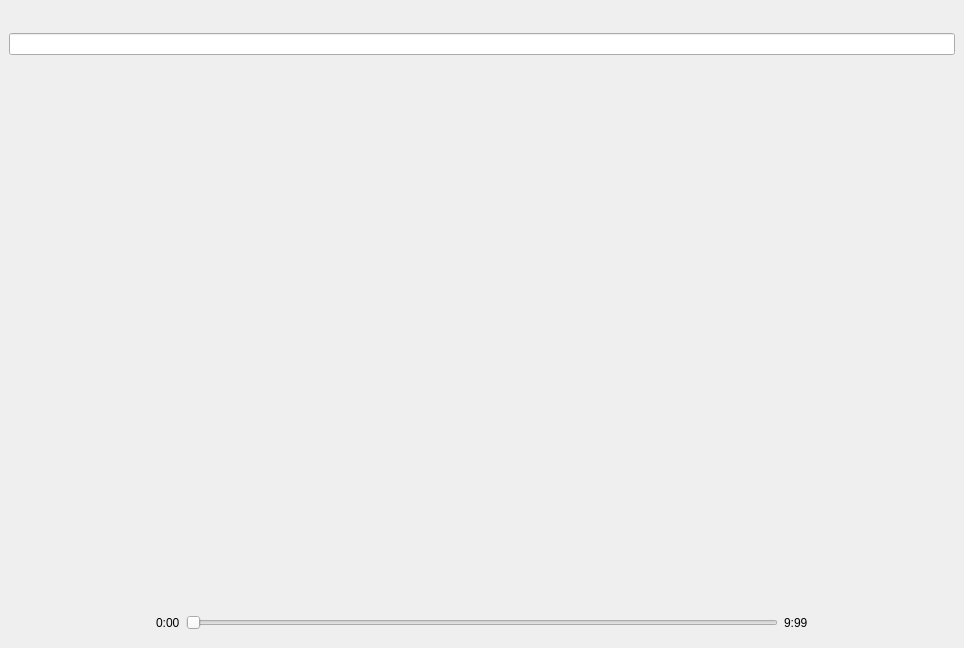
This is mainwindow.ui in Modolet/1Music as Qt 5 draws it before an edit. The edited form follows.
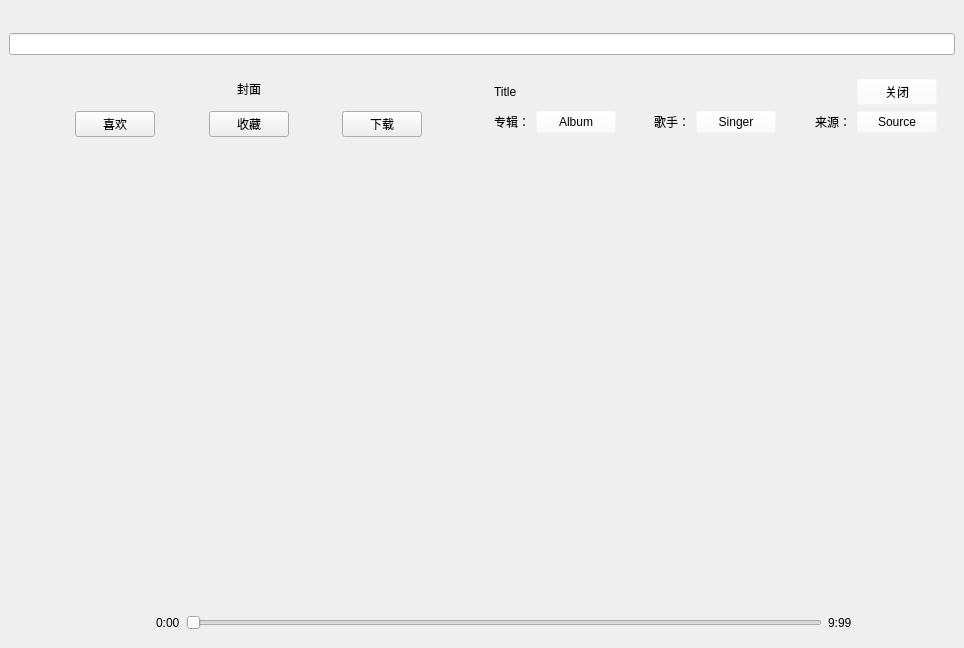
This is the edited form. The open tabs and pages were chosen to show the change. Icons and pictures are not drawn. Custom widgets are drawn as their Qt base class.

Diff of the .ui file:
```diff
--- a/mainwindow.ui
+++ b/mainwindow.ui
@@ -401,12 +401,290 @@
         </item>
        </layout>
       </widget>
-      <widget class="QWidget" name="page_song"/>
+      <widget class="QWidget" name="page_song">
+       <layout class="QHBoxLayout" name="horizontalLayout_10" stretch="1,1">
+        <item>
+         <widget class="QWidget" name="widget_SongLeft" native="true">
+          <layout class="QVBoxLayout" name="verticalLayout_9">
+           <item>
+            <layout class="QHBoxLayout" name="horizontalLayout_11">
+             <item>
+              <spacer name="horizontalSpacer_8">
+               <property name="orientation">
+                <enum>Qt::Horizontal</enum>
+               </property>
+               <property name="sizeHint" stdset="0">
+                <size>
+                 <width>40</width>
+                 <height>20</height>
+                </size>
+               </property>
+              </spacer>
+             </item>
+             <item>
+              <widget class="QLabel" name="label_SongLeftImage">
+               <property name="text">
+                <string>封面</string>
+               </property>
+              </widget>
+             </item>
+             <item>
+              <spacer name="horizontalSpacer_9">
+               <property name="orientation">
+                <enum>Qt::Horizontal</enum>
+               </property>
+               <property name="sizeHint" stdset="0">
+                <size>
+                 <width>40</width>
+                 <height>20</height>
+                </size>
+               </property>
+              </spacer>
+             </item>
+            </layout>
+           </item>
+           <item>
+            <widget class="QFrame" name="frame_SongLeft">
+             <property name="frameShape">
+              <enum>QFrame::StyledPanel</enum>
+             </property>
+             <property name="frameShadow">
+              <enum>QFrame::Raised</enum>
+             </property>
+            </widget>
+           </item>
+           <item>
+            <layout class="QHBoxLayout" name="horizontalLayout_12">
+             <item>
+              <spacer name="horizontalSpacer_6">
+               <property name="orientation">
+                <enum>Qt::Horizontal</enum>
+               </property>
+               <property name="sizeHint" stdset="0">
+                <size>
+                 <width>40</width>
+                 <height>20</height>
+                </size>
+               </property>
+              </spacer>
+             </item>
+             <item>
+              <widget class="QPushButton" name="pushButton_SongLeftLove">
+               <property name="text">
+                <string>喜欢</string>
+               </property>
+              </widget>
+             </item>
+             <item>
+              <spacer name="horizontalSpacer_13">
+               <property name="orientation">
+                <enum>Qt::Horizontal</enum>
+               </property>
+               <property name="sizeHint" stdset="0">
+                <size>
+                 <width>40</width>
+                 <height>20</height>
+                </size>
+               </property>
+              </spacer>
+             </item>
+             <item>
+              <widget class="QPushButton" name="pushButton_SongLeftStar">
+               <property name="text">
+                <string>收藏</string>
+               </property>
+              </widget>
+             </item>
+             <item>
+              <spacer name="horizontalSpacer_14">
+               <property name="orientation">
+                <enum>Qt::Horizontal</enum>
+               </property>
+               <property name="sizeHint" stdset="0">
+                <size>
+                 <width>40</width>
+                 <height>20</height>
+                </size>
+               </property>
+              </spacer>
+             </item>
+             <item>
+              <widget class="QPushButton" name="pushButton_SongLeftDownload">
+               <property name="text">
+                <string>下载</string>
+               </property>
+              </widget>
+             </item>
+             <item>
+              <spacer name="horizontalSpacer_7">
+               <property name="orientation">
+                <enum>Qt::Horizontal</enum>
+               </property>
+               <property name="sizeHint" stdset="0">
+                <size>
+                 <width>40</width>
+                 <height>20</height>
+                </size>
+               </property>
+              </spacer>
+             </item>
+            </layout>
+           </item>
+           <item>
+            <spacer name="verticalSpacer_2">
+             <property name="orientation">
+              <enum>Qt::Vertical</enum>
+             </property>
+             <property name="sizeHint" stdset="0">
+              <size>
+               <width>20</width>
+               <height>462</height>
+              </size>
+             </property>
+            </spacer>
+           </item>
+          </layout>
+         </widget>
+        </item>
+        <item>
+         <widget class="QWidget" name="widget_SongRight" native="true">
+          <layout class="QGridLayout" name="gridLayout_2">
+           <item row="0" column="0">
+            <layout class="QVBoxLayout" name="verticalLayout_10" stretch="0,0,1">
+             <item>
+              <layout class="QHBoxLayout" name="horizontalLayout_13">
+               <item>
+                <widget class="QLabel" name="label_SongRightTitle">
+                 <property name="text">
+                  <string>Title</string>
+                 </property>
+                </widget>
+               </item>
+               <item>
+                <spacer name="horizontalSpacer_10">
+                 <property name="orientation">
+                  <enum>Qt::Horizontal</enum>
+                 </property>
+                 <property name="sizeHint" stdset="0">
+                  <size>
+                   <width>40</width>
+                   <height>20</height>
+                  </size>
+                 </property>
+                </spacer>
+               </item>
+               <item>
+                <widget class="QPushButton" name="pushButton_SongRightClose">
+                 <property name="styleSheet">
+                  <string notr="true">background-color: rgba(255, 255, 255, 0);
+border-color: rgba(255, 255, 255, 0);</string>
+                 </property>
+                 <property name="text">
+                  <string>关闭</string>
+                 </property>
+                </widget>
+               </item>
+              </layout>
+             </item>
+             <item>
+              <layout class="QHBoxLayout" name="horizontalLayout_14">
+               <item>
+                <widget class="QLabel" name="label_6">
+                 <property name="text">
+                  <string>专辑：</string>
+                 </property>
+                </widget>
+               </item>
+               <item>
+                <widget class="QPushButton" name="pushButton_SongRightAlbum">
+                 <property name="styleSheet">
+                  <string notr="true">background-color: rgba(255, 255, 255, 0);
+border-color: rgba(255, 255, 255, 0);</string>
+                 </property>
+                 <property name="text">
+                  <string>Album</string>
+                 </property>
+                </widget>
+               </item>
+               <item>
+                <spacer name="horizontalSpacer_12">
+                 <property name="orientation">
+                  <enum>Qt::Horizontal</enum>
+                 </property>
+                 <property name="sizeHint" stdset="0">
+                  <size>
+                   <width>40</width>
+                   <height>20</height>
+                  </size>
+                 </property>
+                </spacer>
+               </item>
+               <item>
+                <widget class="QLabel" name="label_7">
+                 <property name="text">
+                  <string>歌手：</string>
+                 </property>
+                </widget>
+               </item>
+               <item>
+                <widget class="QPushButton" name="pushButton_SongRightSinger">
+                 <property name="styleSheet">
+                  <string notr="true">background-color: rgba(255, 255, 255, 0);
+border-color: rgba(255, 255, 255, 0);</string>
+                 </property>
+                 <property name="text">
+                  <string>Singer</string>
+                 </property>
+                </widget>
+               </item>
+               <item>
+                <spacer name="horizontalSpacer_11">
+                 <property name="orientation">
+                  <enum>Qt::Horizontal</enum>
+                 </property>
+                 <property name="sizeHint" stdset="0">
+                  <size>
+                   <width>40</width>
+                   <height>20</height>
+                  </size>
+                 </property>
+                </spacer>
+               </item>
+               <item>
+                <widget class="QLabel" name="label_8">
+                 <property name="text">
+                  <string>来源：</string>
+                 </property>
+                </widget>
+               </item>
+               <item>
+                <widget class="QPushButton" name="pushButton_SongRightSource">
+                 <property name="styleSheet">
+                  <string notr="true">background-color: rgba(255, 255, 255, 0);
+border-color: rgba(255, 255, 255, 0);</string>
+                 </property>
+                 <property name="text">
+                  <string>Source</string>
+                 </property>
+                </widget>
+               </item>
+              </layout>
+             </item>
+             <item>
+              <widget class="QWidget" name="widget_Lyrics" native="true"/>
+             </item>
+            </layout>
+           </item>
+          </layout>
+         </widget>
+        </item>
+       </layout>
+      </widget>
      </widget>
     </item>
     <item>
      <widget class="QWidget" name="widget_Bottom" native="true">
-      <layout class="QHBoxLayout" name="horizontalLayout" stretch="0,0,0,0,0,0,0,0,1,0,0,0,0,0,0,0,0">
+      <layout class="QHBoxLayout" name="horizontalLayout" stretch="0,0,0,0,0,0,0,0,1,0,0,0,0,0,0">
        <item>
         <widget class="QFrame" name="frame_0">
          <property name="frameShape">
@@ -609,37 +887,6 @@
          </property>
         </widget>
        </item>
-       <item>
-        <widget class="QPushButton" name="pushButton_CurrentList">
-         <property name="styleSheet">
-          <string notr="true">border:0px solid gray;
-background-color: rgba(255, 255, 255, 0);</string>
-         </property>
-         <property name="text">
-          <string/>
-         </property>
-         <property name="icon">
-          <iconset resource="image.qrc">
-           <normaloff>:/icon/ICONS/表单.svg</normaloff>:/icon/ICONS/表单.svg</iconset>
-         </property>
-         <property name="iconSize">
-          <size>
-           <width>20</width>
-           <height>20</height>
-          </size>
-         </property>
-        </widget>
-       </item>
-       <item>
-        <widget class="QFrame" name="frame_8">
-         <property name="frameShape">
-          <enum>QFrame::StyledPanel</enum>
-         </property>
-         <property name="frameShadow">
-          <enum>QFrame::Raised</enum>
-         </property>
-        </widget>
-       </item>
       </layout>
      </widget>
     </item>
```
